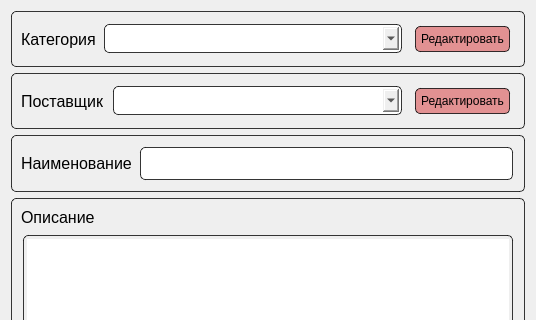
First picture: the form in forms/Form_EditPart.ui, repository LeonSoftLab/PartsWarehouse, before the edit; both pictures show x 0 to 536 and y 0 to 320 of the 536 by 472 pixel window.
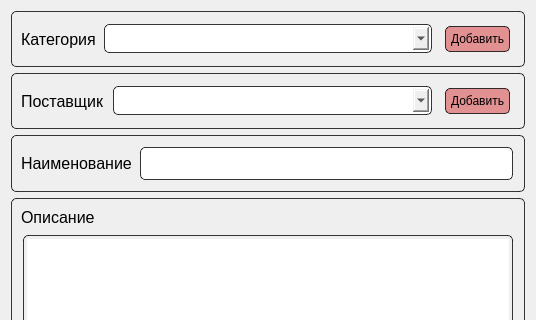
Second picture: the form after the edit.

```diff
--- a/forms/Form_EditPart.ui
+++ b/forms/Form_EditPart.ui
@@ -66,7 +66,7 @@
 }</string>
         </property>
         <property name="text">
-         <string>Редактировать</string>
+         <string>Добавить</string>
         </property>
        </widget>
       </item>
@@ -125,7 +125,7 @@
 }</string>
         </property>
         <property name="text">
-         <string>Редактировать</string>
+         <string>Добавить</string>
         </property>
        </widget>
       </item>
```
Left out of the diff: 12 changed lines with no effect on the pictures.
